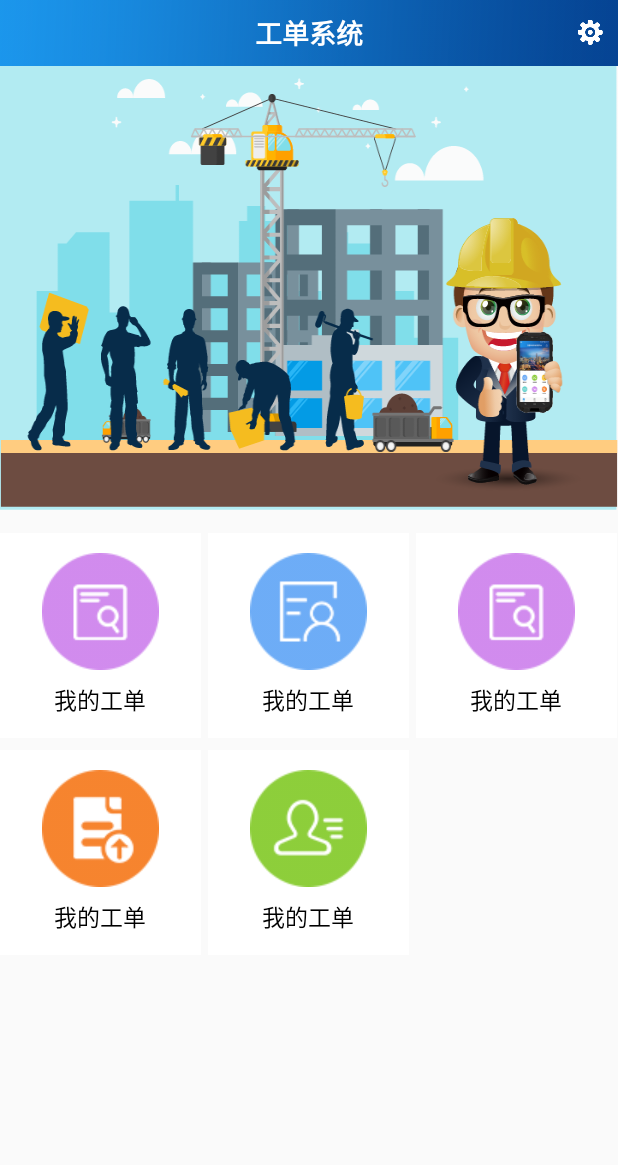
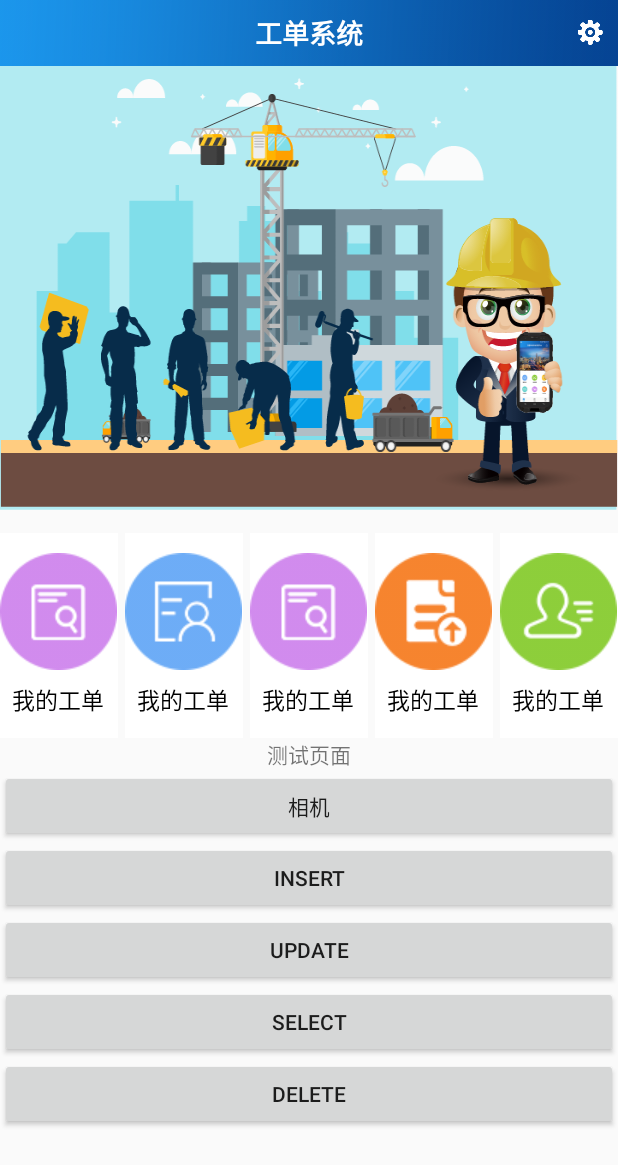
Before and after one commit to darlyhellen/workorder, an Android app: the MainActivity screen opened directly, with no data from a screen before it, on a phone screen of 412 x 824 dp. Shown: the top 1165 px of the screen. Run offline under Robolectric (Android 15) with nearby library versions, the phone set to English and light mode, and no system bars.

Commit message:
2017.05.22日更新内容如下：          {              @Time 17:50  调整页面进行其他功能模块测试。
         }

```diff
--- a/WorkOrder/app/src/main/java/com/xiangxun/workorder/base/APP.java
+++ b/WorkOrder/app/src/main/java/com/xiangxun/workorder/base/APP.java
@@ -53,7 +53,7 @@ public class APP extends FrameAPP {
             // 是否为开发测试环境。正式环境下无需打开调试。
             initStrictMode();
         }
-        //DBControler.getInstance(this).init();
+        DBControler.getInstance(this).init();
     }
 
     /**
--- a/WorkOrder/app/src/main/java/com/xiangxun/workorder/base/AppEnum.java
+++ b/WorkOrder/app/src/main/java/com/xiangxun/workorder/base/AppEnum.java
@@ -19,7 +19,9 @@ public enum AppEnum {
 
     PASSWORD("password", 0),
 
-    USERID("userid", 0);
+    USERID("userid", 0),
+
+    COOKIE("cookie", 0);
 
 
     public static final String ROOT = Environment.getExternalStorageDirectory().getAbsolutePath() + "/WorkOrder/";
--- a/WorkOrder/app/src/main/java/com/xiangxun/workorder/db/DateBaseHelper.java
+++ b/WorkOrder/app/src/main/java/com/xiangxun/workorder/db/DateBaseHelper.java
@@ -244,6 +244,7 @@ public abstract class DateBaseHelper {
                 t.close();
             }
         }
+        DLog.i("更新或插入完成后" + selectUrl());
     }
 
     public Cursor findOne() {
--- a/WorkOrder/app/src/main/java/com/xiangxun/workorder/ui/MainActivity.java
+++ b/WorkOrder/app/src/main/java/com/xiangxun/workorder/ui/MainActivity.java
@@ -183,7 +183,7 @@ public class MainActivity extends BaseActivity implements View.OnClickListener,
 
     @Override
     public TestBean getBean() {
-        int r = new Random().nextInt();
+        int r = new Random().nextInt(3);
         bean = new TestBean();
         bean.setName("qiangyu" + r);
         bean.setGender("male" + r);
--- a/WorkOrder/app/src/main/java/com/xiangxun/workorder/ui/biz/LoginListener.java
+++ b/WorkOrder/app/src/main/java/com/xiangxun/workorder/ui/biz/LoginListener.java
@@ -196,6 +196,7 @@ public class LoginListener implements FramePresenter {
                             SharePreferHelp.putValue(AppEnum.USERNAME.getDec(), username);
                             SharePreferHelp.putValue(AppEnum.PASSWORD.getDec(), password);
                             SharePreferHelp.putValue(AppEnum.USERID.getDec(), root.getData().getId());
+                            SharePreferHelp.putValue(AppEnum.COOKIE.getDec(), root.getData().getCookie());
                         }
                         return root;
                     }
--- a/WorkOrder/app/src/main/res/layout/activity_main.xml
+++ b/WorkOrder/app/src/main/res/layout/activity_main.xml
@@ -27,7 +27,7 @@
         android:divider="@null"
         android:horizontalSpacing="@dimen/margin_padding5"
         android:listSelector="@color/transparent_white"
-        android:numColumns="3"
+        android:numColumns="5"
         android:scrollbars="none"
         android:verticalSpacing="@dimen/margin_padding8" />
 
@@ -36,7 +36,7 @@
         android:layout_width="match_parent"
         android:layout_height="wrap_content"
         android:orientation="vertical"
-        android:visibility="gone">
+        android:visibility="visible">
 
         <TextView
             android:layout_width="match_parent"
```
Also changed, not shown: WorkOrder/app/src/main/java/com/xiangxun/workorder/bean/LoginData.java (+10 -0 lines), WorkOrder/app/src/main/java/com/xiangxun/workorder/common/retrofit/RxInterceptor.java (+6 -4 lines), WorkOrder/app/src/main/java/com/xiangxun/workorder/db/TestBean.java (+7 -2 lines), WorkOrder/app/src/main/java/com/xiangxun/workorder/ui/login/LoginActivity.java (+4 -4 lines), WorkOrder/app/src/main/java/com/xiangxun/workorder/ui/main/WorkOrderActivity.java (+4 -3 lines).
